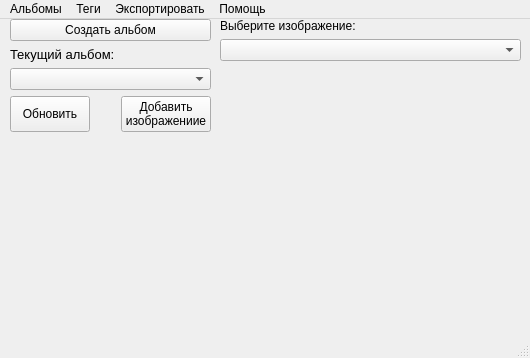
The window that files/main_window.ui (Mooro869/PhotoCollection) describes before a commit, drawn with Qt 5.
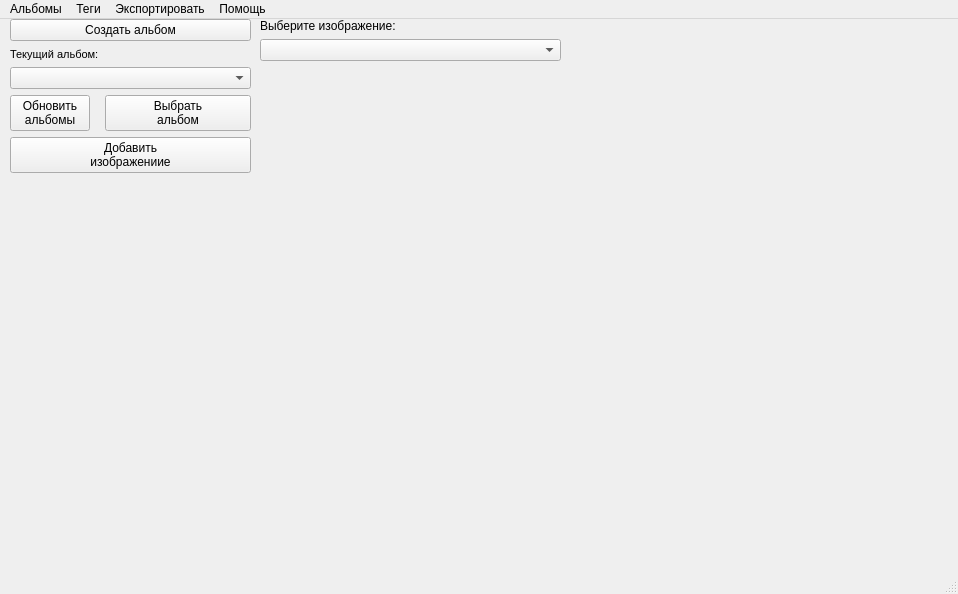
The same window after the commit.

Diff of the .ui file:
```diff
--- a/files/main_window.ui
+++ b/files/main_window.ui
@@ -9,8 +9,8 @@
    <rect>
     <x>0</x>
     <y>0</y>
-    <width>530</width>
-    <height>358</height>
+    <width>958</width>
+    <height>594</height>
    </rect>
   </property>
   <property name="sizePolicy">
@@ -34,11 +34,14 @@
      <rect>
       <x>10</x>
       <y>0</y>
-      <width>201</width>
+      <width>241</width>
       <height>321</height>
      </rect>
     </property>
     <layout class="QFormLayout" name="albumLayout">
+     <property name="fieldGrowthPolicy">
+      <enum>QFormLayout::AllNonFixedFieldsGrow</enum>
+     </property>
      <item row="0" column="0" colspan="2">
       <widget class="QPushButton" name="create_alb">
        <property name="sizePolicy">
@@ -56,7 +59,7 @@
       <widget class="QLabel" name="label">
        <property name="font">
         <font>
-         <pointsize>10</pointsize>
+         <pointsize>8</pointsize>
         </font>
        </property>
        <property name="text">
@@ -64,6 +67,13 @@
        </property>
       </widget>
      </item>
+     <item row="1" column="1">
+      <widget class="QLabel" name="cur_alb">
+       <property name="text">
+        <string/>
+       </property>
+      </widget>
+     </item>
      <item row="3" column="0" colspan="2">
       <widget class="QComboBox" name="comboBox_album">
        <property name="sizePolicy">
@@ -77,7 +87,29 @@
        </property>
       </widget>
      </item>
-     <item row="4" column="1">
+     <item row="5" column="0">
+      <widget class="QPushButton" name="update_btn">
+       <property name="sizePolicy">
+        <sizepolicy hsizetype="Preferred" vsizetype="Preferred">
+         <horstretch>0</horstretch>
+         <verstretch>0</verstretch>
+        </sizepolicy>
+       </property>
+       <property name="text">
+        <string>Обновить
+альбомы</string>
+       </property>
+      </widget>
+     </item>
+     <item row="5" column="1">
+      <widget class="QPushButton" name="choose_album">
+       <property name="text">
+        <string>Выбрать
+альбом</string>
+       </property>
+      </widget>
+     </item>
+     <item row="6" column="0" colspan="2">
       <widget class="QPushButton" name="add_image">
        <property name="sizePolicy">
         <sizepolicy hsizetype="Preferred" vsizetype="Preferred">
@@ -91,38 +123,21 @@
        </property>
       </widget>
      </item>
-     <item row="1" column="1">
-      <widget class="QLabel" name="cur_alb">
-       <property name="text">
-        <string/>
-       </property>
-      </widget>
-     </item>
-     <item row="4" column="0">
-      <widget class="QPushButton" name="upgrage_btn">
-       <property name="sizePolicy">
-        <sizepolicy hsizetype="Preferred" vsizetype="Preferred">
-         <horstretch>0</horstretch>
-         <verstretch>0</verstretch>
-        </sizepolicy>
-       </property>
-       <property name="text">
-        <string>Обновить</string>
-       </property>
-      </widget>
-     </item>
     </layout>
    </widget>
    <widget class="QWidget" name="formLayoutWidget_2">
     <property name="geometry">
      <rect>
-      <x>220</x>
+      <x>260</x>
       <y>0</y>
       <width>301</width>
       <height>321</height>
      </rect>
     </property>
     <layout class="QFormLayout" name="list_files">
+     <property name="fieldGrowthPolicy">
+      <enum>QFormLayout::AllNonFixedFieldsGrow</enum>
+     </property>
      <item row="0" column="0" colspan="2">
       <widget class="QLabel" name="label_2">
        <property name="text">
@@ -148,8 +163,8 @@
     <rect>
      <x>0</x>
      <y>0</y>
-     <width>530</width>
-     <height>18</height>
+     <width>958</width>
+     <height>26</height>
     </rect>
    </property>
    <property name="sizePolicy">
@@ -176,7 +191,6 @@
     <property name="title">
      <string>Экспортировать</string>
     </property>
-    <addaction name="export_txt"/>
     <addaction name="export_csv"/>
    </widget>
    <widget class="QMenu" name="albums">
@@ -185,9 +199,8 @@
     </property>
     <addaction name="del_album"/>
     <addaction name="edit_album"/>
-    <addaction name="del_image"/>
     <addaction name="separator"/>
-    <addaction name="all_album"/>
+    <addaction name="del_image"/>
    </widget>
    <addaction name="albums"/>
    <addaction name="tags"/>
```
